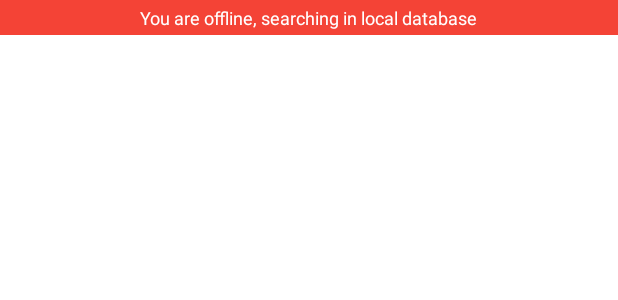
After one commit to hm-tamim/image-search-android, an Android app: the layout item_offline_indicator.xml on its own in the app's theme, with its tools: preview values and no code run, on a phone screen of 412 x 824 dp. The commit adds this screen. Shown: the top 300 px of the screen. Run offline under Robolectric (Android 15) with nearby library versions, the phone set to English and light mode, and no system bars.

Commit message:
Image download option; Show offline indicator on grid top when user switches

```diff
--- a/app/src/main/java/com/hmtamim/imagesearch/ui/home/HomeFragment.kt
+++ b/app/src/main/java/com/hmtamim/imagesearch/ui/home/HomeFragment.kt
@@ -16,6 +16,7 @@ import com.hmtamim.imagesearch.ui.base.BaseFragment
 import com.hmtamim.imagesearch.utils.ToastUtils
 import com.hmtamim.imagesearch.utils.openKeyboard
 import dagger.hilt.android.AndroidEntryPoint
+import java.util.Observer
 
 
 @AndroidEntryPoint
@@ -66,7 +67,9 @@ class HomeFragment : BaseFragment<FragmentHomeBinding, HomeViewModel>(
     }
 
     override fun liveEventsObservers() {
+        viewModel.networkConnectionObserver.observe(viewLifecycleOwner) {
 
+        }
     }
 
     override fun clickListeners() {
--- a/app/src/main/java/com/hmtamim/imagesearch/ui/main/MainActivity.kt
+++ b/app/src/main/java/com/hmtamim/imagesearch/ui/main/MainActivity.kt
@@ -17,9 +17,7 @@ class MainActivity : BaseActivity<ActivityMainBinding, MainViewModel>(
     }
 
     override fun liveEventsObservers() {
-        viewModel.networkConnectionObserver.observe(this, Observer {
 
-        })
     }
 
     override fun clickListeners() {
--- a/app/src/main/java/com/hmtamim/imagesearch/ui/main/MainViewModel.kt
+++ b/app/src/main/java/com/hmtamim/imagesearch/ui/main/MainViewModel.kt
@@ -12,8 +12,6 @@ import javax.inject.Named
 @HiltViewModel
 class MainViewModel @Inject constructor(
     val appRepository: AppRepository,
-    @Named("network_connection_livedata")
-    var networkConnectionObserver: NetworkConnectionObserver
 ) : ViewModel() {
 
     var selectedImagePosition = 0
--- a/app/src/main/res/layout/item_image_preview.xml
+++ b/app/src/main/res/layout/item_image_preview.xml
@@ -1,5 +1,5 @@
 <?xml version="1.0" encoding="utf-8"?>
-<layout>
+<layout xmlns:app="http://schemas.android.com/apk/res-auto">
     <FrameLayout xmlns:android="http://schemas.android.com/apk/res/android"
         android:layout_width="match_parent"
         android:layout_height="match_parent"
@@ -9,6 +9,8 @@
             android:id="@+id/image"
             android:layout_width="match_parent"
             android:layout_height="match_parent"
+            app:zoomEnabled="true"
+            app:quickScaleEnabled="true"
             android:adjustViewBounds="true" />
 
     </FrameLayout>
--- /dev/null
+++ b/app/src/main/res/layout/item_offline_indicator.xml
@@ -0,0 +1,21 @@
+<?xml version="1.0" encoding="utf-8"?>
+<layout>
+
+    <LinearLayout xmlns:android="http://schemas.android.com/apk/res/android"
+        android:layout_width="match_parent"
+        android:layout_height="wrap_content"
+        android:background="#F44336"
+        android:gravity="center"
+        android:orientation="vertical"
+        android:paddingVertical="3dp">
+
+        <TextView
+            android:id="@+id/title"
+            android:layout_width="wrap_content"
+            android:layout_height="wrap_content"
+            android:text="You are offline, searching in local database"
+            android:textColor="#fff"
+            android:textSize="12sp" />
+
+    </LinearLayout>
+</layout>
```
Also changed, not shown: app/src/main/java/com/hmtamim/imagesearch/ui/gallery/GalleryFragment.kt (+8 -0 lines), app/src/main/java/com/hmtamim/imagesearch/ui/gallery/GalleryViewModel.kt (+3 -7 lines), app/src/main/java/com/hmtamim/imagesearch/ui/gallery/controller/GalleryController.kt (+7 -0 lines), app/src/main/java/com/hmtamim/imagesearch/ui/gallery/model/OfflineIndicatorModel.kt (added, +12 -0 lines), app/src/main/java/com/hmtamim/imagesearch/ui/home/HomeViewModel.kt (+6 -2 lines), app/src/main/java/com/hmtamim/imagesearch/ui/photoViewer/PhotoViewerFragment.kt (+11 -3 lines), app/src/main/java/com/hmtamim/imagesearch/ui/photoViewer/PhotoViewerViewModel.kt (+0 -11 lines), app/src/main/res/drawable/ic_download.xml (added, +9 -0 lines), app/src/main/res/layout/fragment_photo_viewer.xml (+18 -1 lines).
